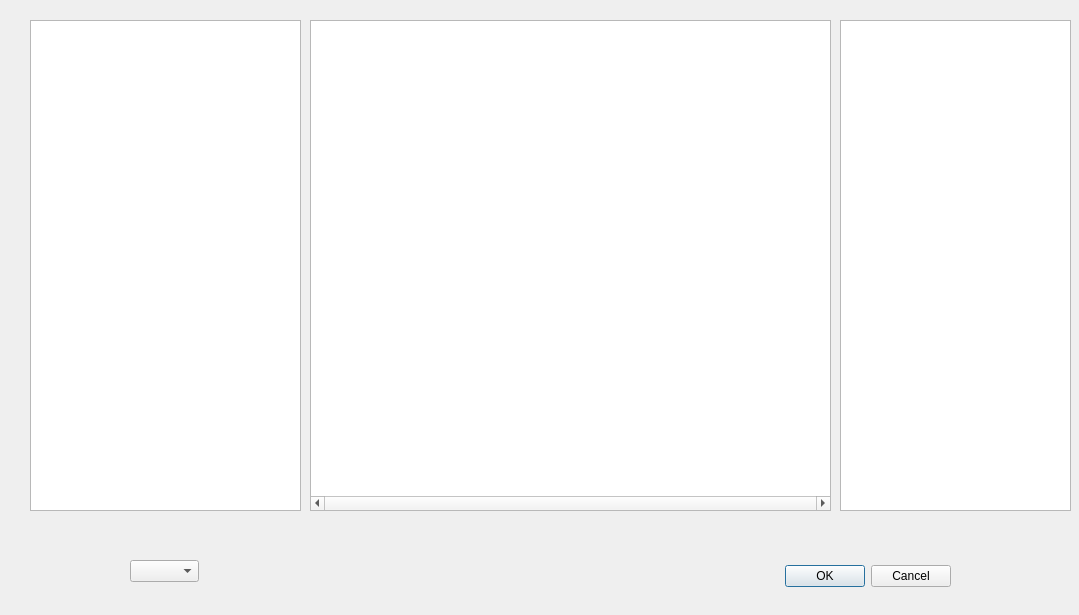
Old version of the form dialogserver.ui in the repository wheels123/R-Manager.
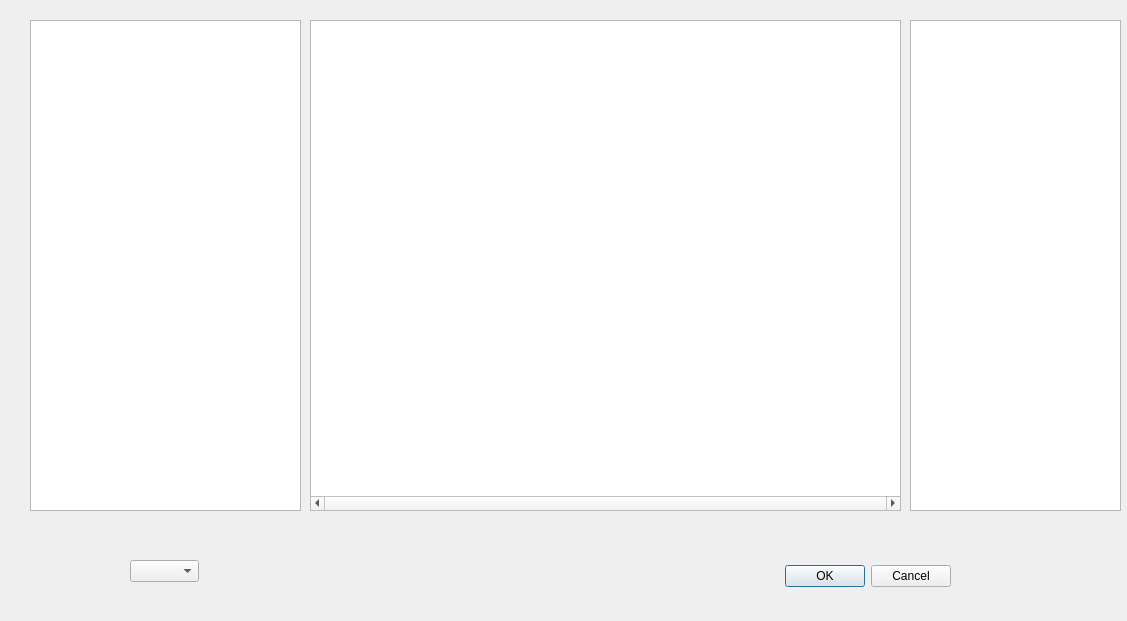
New version of the form.

```diff
--- a/dialogserver.ui
+++ b/dialogserver.ui
@@ -6,8 +6,8 @@
    <rect>
     <x>0</x>
     <y>0</y>
-    <width>1079</width>
-    <height>615</height>
+    <width>1127</width>
+    <height>621</height>
    </rect>
   </property>
   <property name="windowTitle">
@@ -44,7 +44,7 @@
     <rect>
      <x>310</x>
      <y>20</y>
-     <width>521</width>
+     <width>591</width>
      <height>491</height>
     </rect>
    </property>
@@ -55,9 +55,9 @@
   <widget class="QTreeView" name="treeViewMainPath">
    <property name="geometry">
     <rect>
-     <x>840</x>
+     <x>910</x>
      <y>20</y>
-     <width>231</width>
+     <width>211</width>
      <height>491</height>
     </rect>
    </property>
```
